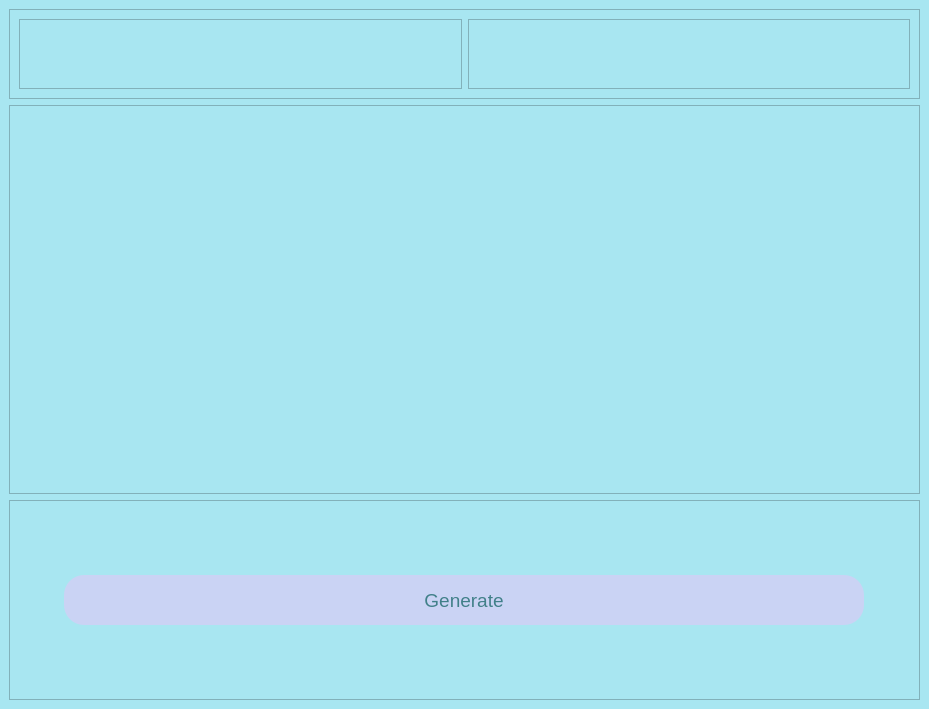
Qt form layouts/word_trainer.ui (fedulovs/wordTrainer) before a commit.
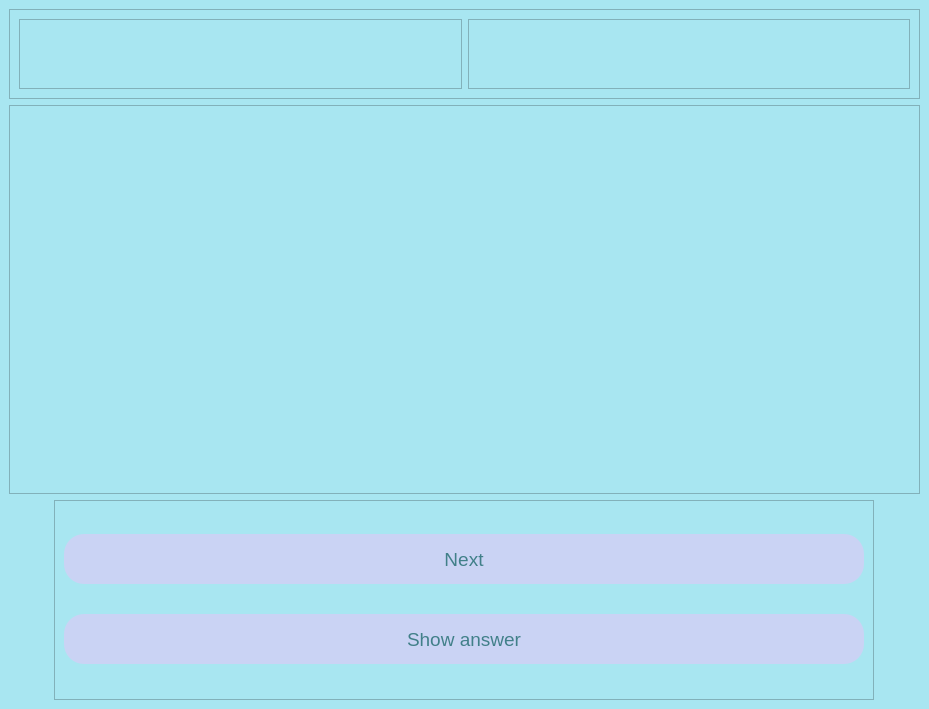
The same form after that commit.

Commit message: Move words to txt files

```diff
--- a/layouts/word_trainer.ui
+++ b/layouts/word_trainer.ui
@@ -159,7 +159,7 @@
                         </layout>
                     </widget>
                 </item>
-                <item>
+                <item alignment="Qt::AlignHCenter">
                     <widget class="QFrame" name="frame">
                         <property name="sizePolicy">
                             <sizepolicy hsizetype="Preferred" vsizetype="Maximum">
@@ -186,7 +186,7 @@
                             <enum>QFrame::Raised</enum>
                         </property>
                         <layout class="QVBoxLayout" name="verticalLayout_2">
-                            <item alignment="Qt::AlignHCenter">
+                            <item>
                                 <widget class="QPushButton" name="generate">
                                     <property name="sizePolicy">
                                         <sizepolicy hsizetype="Minimum" vsizetype="Minimum">
@@ -217,7 +217,42 @@
                                         </string>
                                     </property>
                                     <property name="text">
-                                        <string>Generate</string>
+                                        <string>Next</string>
+                                    </property>
+                                </widget>
+                            </item>
+                            <item>
+                                <widget class="QPushButton" name="show_answer_btn">
+                                    <property name="sizePolicy">
+                                        <sizepolicy hsizetype="Minimum" vsizetype="Minimum">
+                                            <horstretch>0</horstretch>
+                                            <verstretch>0</verstretch>
+                                        </sizepolicy>
+                                    </property>
+                                    <property name="minimumSize">
+                                        <size>
+                                            <width>800</width>
+                                            <height>30</height>
+                                        </size>
+                                    </property>
+                                    <property name="maximumSize">
+                                        <size>
+                                            <width>800</width>
+                                            <height>50</height>
+                                        </size>
+                                    </property>
+                                    <property name="font">
+                                        <font>
+                                            <pointsize>14</pointsize>
+                                        </font>
+                                    </property>
+                                    <property name="styleSheet">
+                                        <string notr="true">background-color: #CAD3F4; border-radius : 20; border: none;
+                                            color: #418089
+                                        </string>
+                                    </property>
+                                    <property name="text">
+                                        <string>Show answer</string>
                                     </property>
                                 </widget>
                             </item>
```
The commit also changes 12 other files.
